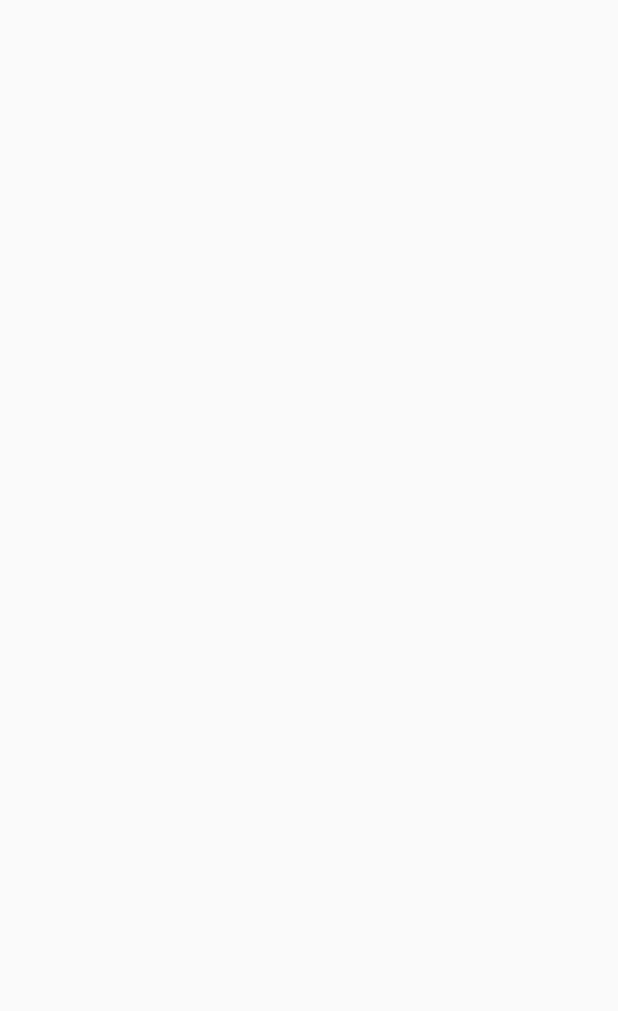
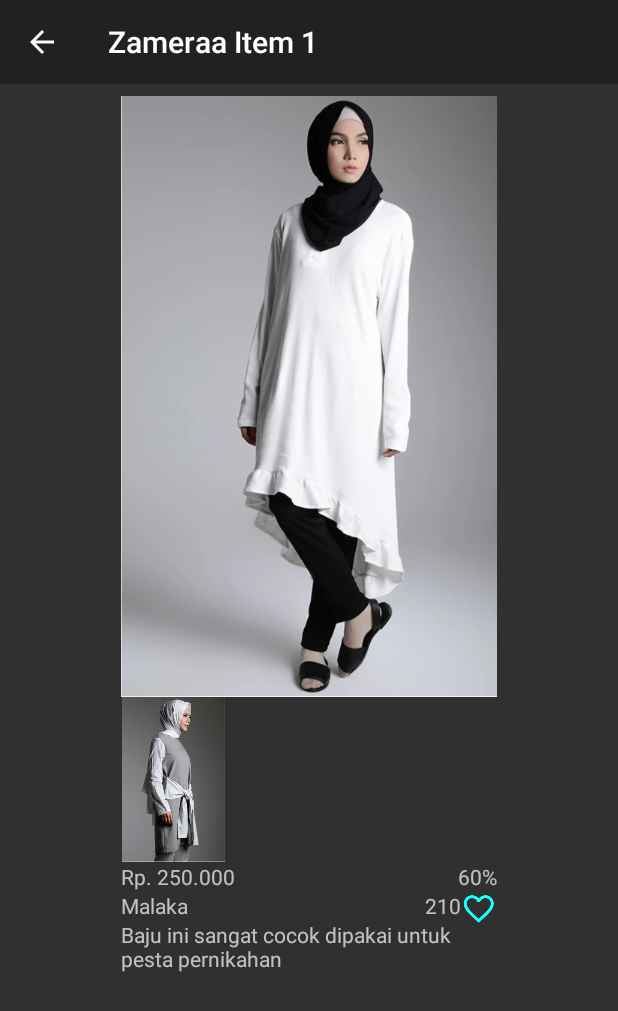
Before and after one commit to amsamustaqim/zameera, an Android app: the ItemDetailActivity screen opened directly, with no data from a screen before it, on a phone screen of 412 x 824 dp. Before the commit the part shown is empty. Shown: the top 1011 px of the screen. Run offline under Robolectric (Android 15) with nearby library versions, the phone set to English and light mode, and no system bars.

Commit message:
Update item
Update item value

```diff
--- a/Zameera/app/build.gradle
+++ b/Zameera/app/build.gradle
@@ -29,4 +29,5 @@ dependencies {
     compile 'com.android.support:design:23.2.0'
     compile 'com.android.support:recyclerview-v7:23.2.0'
     compile 'com.roughike:bottom-bar:1.2.1'
+    compile 'com.android.support:cardview-v7:21.0.+'
 }
--- a/Zameera/app/src/main/AndroidManifest.xml
+++ b/Zameera/app/src/main/AndroidManifest.xml
@@ -17,7 +17,8 @@
         </activity>
 
         <activity android:name=".Activity.ItemDetailActivity"
-                  android:label="Item Detail">
+                  android:label="Item Detail"
+            android:theme="@style/Theme.AppCompat">
 
         </activity>
     </application>
--- a/Zameera/app/src/main/java/com/example/adrian/zameera/Activity/ItemDetailActivity.java
+++ b/Zameera/app/src/main/java/com/example/adrian/zameera/Activity/ItemDetailActivity.java
@@ -1,12 +1,39 @@
 package com.example.adrian.zameera.Activity;
 
+import android.os.Bundle;
+import android.support.annotation.Nullable;
+import android.support.v7.app.ActionBar;
 import android.support.v7.app.AppCompatActivity;
+
+import com.example.adrian.zameera.R;
 
 /**
  * Created by Adrian on 8/1/2016.
  */
 public class ItemDetailActivity extends AppCompatActivity {
 
+    @Override
+    protected void onCreate(@Nullable Bundle savedInstanceState) {
+        super.onCreate(savedInstanceState);
+        setContentView(R.layout.activity_product_detail);
+        ActionBar ab = getSupportActionBar();
+        if (ab != null) {
+            ab.setElevation(0);
+            ab.setDisplayHomeAsUpEnabled(true);
+            ab.setTitle("Zameraa Item 1");
+        }
+    }
+
+    @Override
+    protected void onStart() {
+        super.onStart();
+        ActionBar ab = getSupportActionBar();
+        if (ab != null) {
+            ab.setElevation(0);
+            ab.setDisplayHomeAsUpEnabled(true);
+            ab.setTitle("Zameraa Item 1");
+        }
+    }
 
 
 }
--- a/Zameera/app/src/main/java/com/example/adrian/zameera/Adapter/ProductItemAdapter.java
+++ b/Zameera/app/src/main/java/com/example/adrian/zameera/Adapter/ProductItemAdapter.java
@@ -39,7 +39,7 @@ public class ProductItemAdapter extends RecyclerView.Adapter<ProductItemAdapter.
         int price = (int) Math.random()*200000 + 50000;
         mProductList = new ArrayList<>();
         for(int i = 1; i <= 6; i++) {
-            ProductItem itm = new ProductItem(names[i],price , likes, i);
+            ProductItem itm = new ProductItem(names[i],String.valueOf(price) , String.valueOf(likes), i);
             mProductList.add(itm);
         }
     }
--- a/Zameera/app/src/main/res/layout/activity_product_detail.xml
+++ b/Zameera/app/src/main/res/layout/activity_product_detail.xml
@@ -1,13 +1,81 @@
 <?xml version="1.0" encoding="utf-8"?>
-<RelativeLayout xmlns:android="http://schemas.android.com/apk/res/android"
-                android:layout_width="match_parent"
-                android:layout_height="match_parent"
-    android:orientation="vertical">
+<ScrollView xmlns:android="http://schemas.android.com/apk/res/android"
+            android:layout_width="match_parent"
+            android:layout_height="match_parent"
+            xmlns:tools="http://schemas.android.com/tools"
+            android:orientation="vertical">
+    <RelativeLayout
+        android:layout_marginTop="8dp"
+        android:layout_width="match_parent"
+        android:layout_height="wrap_content">
 
-    <ScrollView
-        android:layout_width="match_parent"
-        android:layout_height="wrap_content"></ScrollView>
+        <ImageView
+            android:layout_width="wrap_content"
+            android:layout_height="wrap_content"
+            android:src="@drawable/item1"
+            android:id="@+id/iv_1"
+            android:layout_centerHorizontal="true"
+            android:foregroundGravity="center_horizontal"
+            />
+
+        <ImageView
+            android:layout_width="70dp"
+            android:layout_height="110dp"
+            android:layout_below="@+id/iv_1"
+            android:layout_alignStart="@+id/iv_1"
+            android:src="@drawable/item2"
+            android:id="@+id/iv_2"/>
+
+        <RelativeLayout
+            android:layout_below="@+id/iv_2"
+            android:layout_width="wrap_content"
+            android:layout_alignEnd="@+id/iv_1"
+            android:layout_height="wrap_content"
+            android:layout_alignStart="@+id/iv_1">
+
+            <TextView
+                android:layout_width="wrap_content"
+                android:layout_height="wrap_content"
+                android:text="Rp. 250.000"
+                android:id="@+id/tv_price"/>
+
+            <TextView
+                android:id="@+id/tv_name"
+                android:layout_below="@id/tv_price"
+                android:layout_width="wrap_content"
+                android:layout_height="wrap_content"
+                android:text="Malaka"/>
+
+            <TextView
+                android:id="@+id/tv_percent"
+                android:layout_width="wrap_content"
+                android:layout_height="wrap_content"
+                android:text="60%"
+                android:layout_alignParentEnd="true"/>
+
+            <TextView
+                android:id="@+id/tv_favorite"
+                android:layout_width="wrap_content"
+                android:layout_height="wrap_content"
+                android:text="210"
+                android:layout_alignParentEnd="true"
+                android:layout_below="@id/tv_percent"
+                android:drawableRight="@drawable/ic_favorite_border_cyan_a200_24dp"/>
+
+
+            <TextView
+                android:id="@+id/tv_ads"
+                android:layout_width="wrap_content"
+                android:layout_height="wrap_content"
+                android:text="Baju ini sangat cocok dipakai untuk pesta pernikahan"
+                android:textAlignment="viewStart"
+                android:layout_below="@id/tv_name"/>
+
+        </RelativeLayout>
+
+    </RelativeLayout>
 
 
 
-</RelativeLayout>
+
+</ScrollView>
```
Also changed, not shown: Zameera/app/src/main/java/com/example/adrian/zameera/Activity/MainMenuActivity.java (+14 -0 lines), Zameera/app/src/main/java/com/example/adrian/zameera/Entity/ProductItem.java (+7 -7 lines), Zameera/app/src/main/java/com/example/adrian/zameera/RecyclerItemClickListener.java (added, +54 -0 lines), 1 other file.
